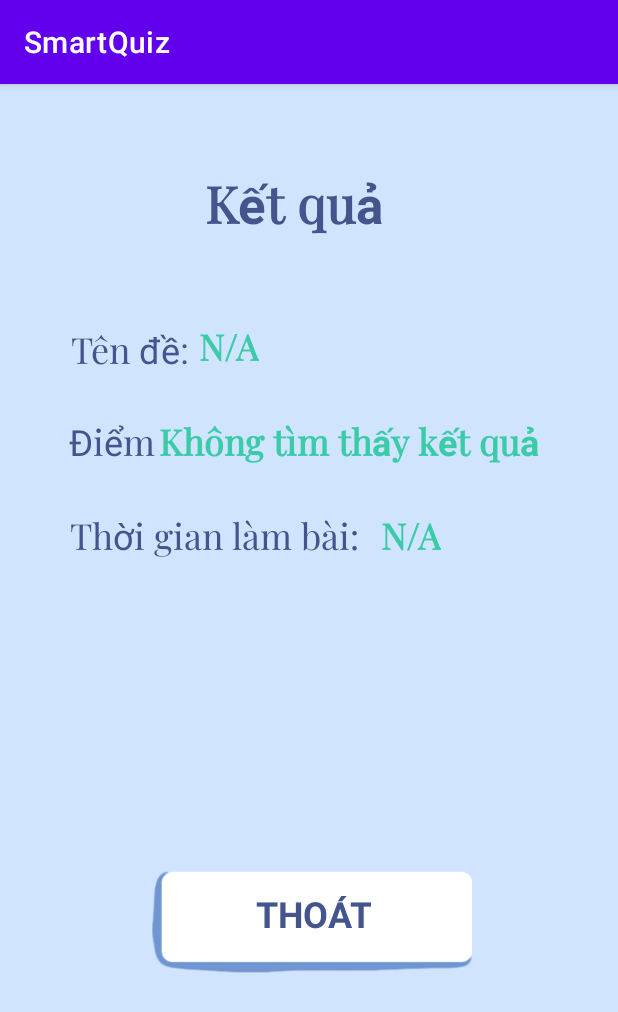
After one commit to CaptainRinoXD/SmartQuiz_Android, an Android app: the ResultActivity screen opened directly, with no data from a screen before it, on a phone screen of 412 x 824 dp. The commit adds this screen. Shown: the top 1012 px of the screen. Run offline under Robolectric (Android 15) with nearby library versions, the phone set to English and light mode, and no system bars; our stand-ins replace Firebase (no records; nobody signed in at launch, a user with empty details on screens opened directly); Roboto replaces fonts that are not available here.

Commit message:
add result

```diff
--- a/app/src/main/AndroidManifest.xml
+++ b/app/src/main/AndroidManifest.xml
@@ -12,6 +12,9 @@
         android:supportsRtl="true"
         android:theme="@style/Theme.SmartQuiz"
         tools:targetApi="31">
+        <activity
+            android:name=".ResultActivity"
+            android:exported="false" />
         <activity
             android:name=".TeacherActiviy.TeacherAddClassActivity"
             android:exported="false" />
--- /dev/null
+++ b/app/src/main/java/com/example/smartquiz/ResultActivity.java
@@ -0,0 +1,65 @@
+package com.example.smartquiz;
+
+import android.content.Intent;
+import android.os.Bundle;
+import android.widget.ImageButton;
+import android.widget.TextView;
+
+import androidx.annotation.Nullable;
+import androidx.appcompat.app.AppCompatActivity;
+
+import com.example.smartquiz.Controller.SubmissionController;
+import com.google.firebase.firestore.FirebaseFirestore;
+
+
+
+public class ResultActivity extends AppCompatActivity {  // 🔧 PHẢI extends AppCompatActivity
+    private ImageButton cancel;
+    @Override
+    protected void onCreate(@Nullable Bundle savedInstanceState) {  // 🔧 onCreate cần @Nullable
+        super.onCreate(savedInstanceState);
+        setContentView(R.layout.activity_result);
+
+        TextView titleTextView = findViewById(R.id.examTitletextView);
+        TextView scoreTextView = findViewById(R.id.examQuestiontextView);
+        TextView durationTextView = findViewById(R.id.examDurationtextView);
+        cancel = findViewById(R.id.imageButton6);
+
+        cancel.setOnClickListener(v-> {
+            Intent newIntent = new Intent(ResultActivity.this, MainActivity.class);
+            startActivity(newIntent);
+        }) ;
+
+
+        String examId = getIntent().getStringExtra("examId");  // ✅ OK nếu đã truyền examId
+
+        SubmissionController submissionController = new SubmissionController();
+        submissionController.getStudentSubmission(examId, submission -> {
+            if (submission != null) {
+                scoreTextView.setText(String.format("%.1f / 20", submission.getScore()));
+                durationTextView.setText(formatDuration(submission.getDuration()));
+
+                // Lấy tên đề thi từ Firestore
+                FirebaseFirestore.getInstance()
+                        .collection("exams")
+                        .document(examId)
+                        .get()
+                        .addOnSuccessListener(documentSnapshot -> {
+                            String title = documentSnapshot.getString("title");
+                            titleTextView.setText(title != null ? title : "Không có tên đề");
+                        });
+            } else {
+                scoreTextView.setText("Không tìm thấy kết quả");
+                durationTextView.setText("N/A");
+                titleTextView.setText("N/A");
+            }
+        });
+    }
+
+    // ✅ Hàm định dạng thời gian từ giây sang phút:giây
+    private String formatDuration(int totalSeconds) {
+        int minutes = totalSeconds / 60;
+        int seconds = totalSeconds % 60;
+        return String.format("%02d phút %02d giây", minutes, seconds);
+    }
+}
--- a/app/src/main/java/com/example/smartquiz/takeTestActivity.java
+++ b/app/src/main/java/com/example/smartquiz/takeTestActivity.java
@@ -189,8 +189,10 @@ public class takeTestActivity extends AppCompatActivity {
                 showLoading(false);
                 Log.d(TAG, "Exam submitted successfully");
                 Toast.makeText(takeTestActivity.this, "Exam submitted successfully", Toast.LENGTH_SHORT).show();
-                Intent intent = new Intent(takeTestActivity.this, MainActivity.class);
+                Intent intent = new Intent(takeTestActivity.this, ResultActivity.class);
+                intent.putExtra("examId", submission.getExamId());
                 startActivity(intent);
+                finish();
             } else {
                 Log.w(TAG, "Error submitting exam", task.getException());
                 Toast.makeText(takeTestActivity.this, "Error submitting exam: " + task.getException().getMessage(), Toast.LENGTH_SHORT).show();
--- /dev/null
+++ b/app/src/main/res/layout/activity_result.xml
@@ -0,0 +1,161 @@
+<?xml version="1.0" encoding="utf-8"?>
+<androidx.constraintlayout.widget.ConstraintLayout xmlns:android="http://schemas.android.com/apk/res/android"
+    xmlns:app="http://schemas.android.com/apk/res-auto"
+    xmlns:tools="http://schemas.android.com/tools"
+    android:layout_width="match_parent"
+    android:layout_height="match_parent"
+    android:background="@color/light_blue">
+
+    <androidx.constraintlayout.widget.ConstraintLayout
+        android:layout_width="416dp"
+        android:layout_height="822dp"
+        app:layout_constraintBottom_toBottomOf="parent"
+        app:layout_constraintEnd_toEndOf="parent"
+        app:layout_constraintHorizontal_bias="0.0"
+        app:layout_constraintStart_toStartOf="parent">
+
+        <TextView
+            android:id="@+id/examQuestiontextView"
+            android:layout_width="wrap_content"
+            android:layout_height="wrap_content"
+            android:fontFamily="@font/playfair_display"
+            android:text="TextView"
+            android:textColor="#3CCBA8"
+            android:textSize="24sp"
+            android:textStyle="bold"
+            app:layout_constraintBottom_toTopOf="@+id/textView9"
+            app:layout_constraintEnd_toEndOf="parent"
+            app:layout_constraintHorizontal_bias="0.045"
+            app:layout_constraintStart_toEndOf="@+id/texxt"
+            app:layout_constraintTop_toBottomOf="@+id/examTitletextView" />
+
+        <TextView
+            android:id="@+id/examDurationtextView"
+            android:layout_width="wrap_content"
+            android:layout_height="wrap_content"
+            android:fontFamily="@font/playfair_display"
+            android:text="TextView"
+            android:textColor="#3CCBA8"
+            android:textSize="24sp"
+            android:textStyle="bold"
+            app:layout_constraintBottom_toBottomOf="parent"
+            app:layout_constraintEnd_toEndOf="parent"
+            app:layout_constraintHorizontal_bias="0.102"
+            app:layout_constraintStart_toEndOf="@+id/textView9"
+            app:layout_constraintTop_toBottomOf="@+id/examQuestiontextView"
+            app:layout_constraintVertical_bias="0.058" />
+
+        <TextView
+            android:id="@+id/textView5"
+            android:layout_width="203dp"
+            android:layout_height="59dp"
+            android:fontFamily="@font/playfair_display"
+            android:text="Kết quả"
+            android:textAlignment="center"
+            android:textColor="#43558C"
+            android:textSize="34sp"
+            android:textStyle="bold"
+            app:layout_constraintBottom_toBottomOf="parent"
+            app:layout_constraintEnd_toEndOf="parent"
+            app:layout_constraintHorizontal_bias="0.446"
+            app:layout_constraintStart_toStartOf="parent"
+            app:layout_constraintTop_toTopOf="parent"
+            app:layout_constraintVertical_bias="0.14" />
+
+        <TextView
+            android:id="@+id/texxt"
+            android:layout_width="wrap_content"
+            android:layout_height="wrap_content"
+            android:layout_marginStart="46dp"
+            android:layout_marginEnd="291dp"
+            android:fontFamily="@font/playfair_display"
+            android:text="Điểm"
+            android:textColor="#43558C"
+            android:textSize="24sp"
+            app:layout_constraintBottom_toBottomOf="parent"
+            app:layout_constraintEnd_toEndOf="parent"
+            app:layout_constraintHorizontal_bias="0.0"
+            app:layout_constraintStart_toStartOf="parent"
+            app:layout_constraintTop_toTopOf="parent"
+            app:layout_constraintVertical_bias="0.347" />
+
+        <TextView
+            android:id="@+id/textView7"
+            android:layout_width="wrap_content"
+            android:layout_height="wrap_content"
+            android:layout_marginStart="47dp"
+            android:layout_marginEnd="285dp"
+            android:fontFamily="@font/playfair_display"
+            android:text="Tên đề: "
+            android:textColor="#43558C"
+            android:textSize="24sp"
+            app:layout_constraintBottom_toBottomOf="parent"
+            app:layout_constraintEnd_toEndOf="parent"
+            app:layout_constraintHorizontal_bias="0.0"
+            app:layout_constraintStart_toStartOf="parent"
+            app:layout_constraintTop_toTopOf="parent"
+            app:layout_constraintVertical_bias="0.269" />
+
+        <TextView
+            android:id="@+id/textView9"
+            android:layout_width="wrap_content"
+            android:layout_height="wrap_content"
+            android:fontFamily="@font/playfair_display"
+            android:text="Thời gian làm bài:"
+            android:textColor="#43558C"
+            android:textSize="24sp"
+            app:layout_constraintBottom_toBottomOf="parent"
+            app:layout_constraintEnd_toEndOf="parent"
+            app:layout_constraintHorizontal_bias="0.209"
+            app:layout_constraintStart_toStartOf="parent"
+            app:layout_constraintTop_toTopOf="parent"
+            app:layout_constraintVertical_bias="0.427" />
+
+        <ImageButton
+            android:id="@+id/imageButton6"
+            android:layout_width="272dp"
+            android:layout_height="68dp"
+            android:layout_marginEnd="72dp"
+            android:layout_marginBottom="176dp"
+            android:background="@null"
+            android:scaleType="fitCenter"
+            app:layout_constraintBottom_toBottomOf="parent"
+            app:layout_constraintEnd_toEndOf="parent"
+            app:srcCompat="@drawable/button" />
+
+        <TextView
+            android:id="@+id/textView22"
+            android:layout_width="wrap_content"
+            android:layout_height="wrap_content"
+            android:text="Thoát"
+            android:textAlignment="center"
+            android:textAllCaps="true"
+            android:textColor="#43558C"
+            android:textSize="24sp"
+            android:textStyle="bold"
+            app:layout_constraintBottom_toBottomOf="@+id/imageButton6"
+            app:layout_constraintEnd_toEndOf="@+id/imageButton6"
+            app:layout_constraintHorizontal_bias="0.502"
+            app:layout_constraintStart_toStartOf="@+id/imageButton6"
+            app:layout_constraintTop_toTopOf="@+id/imageButton6"
+            app:layout_constraintVertical_bias="0.333" />
+
+        <TextView
+            android:id="@+id/examTitletextView"
+            android:layout_width="wrap_content"
+            android:layout_height="wrap_content"
+            android:fontFamily="@font/playfair_display"
+            android:text="TextView"
+            android:textColor="#3CCBA8"
+            android:textSize="24sp"
+            android:textStyle="bold"
+            app:layout_constraintBottom_toTopOf="@+id/texxt"
+            app:layout_constraintEnd_toEndOf="parent"
+            app:layout_constraintHorizontal_bias="0.0"
+            app:layout_constraintStart_toEndOf="@+id/textView7"
+            app:layout_constraintTop_toBottomOf="@+id/textView5"
+            app:layout_constraintVertical_bias="0.605" />
+
+    </androidx.constraintlayout.widget.ConstraintLayout>
+
+</androidx.constraintlayout.widget.ConstraintLayout>
```
